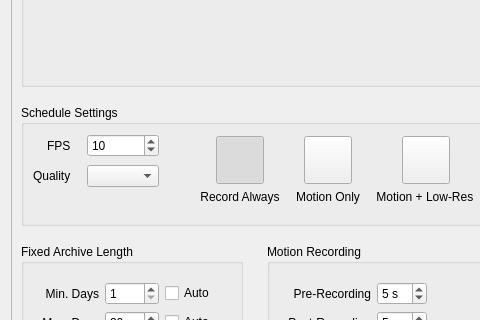
Qt form client/libclient/src/ui/widgets/properties/camera_schedule_widget.ui (networkoptix/nx_open) before a commit; both pictures show x 0 to 480 and y 259 to 579 of the 742 by 679 pixel window.
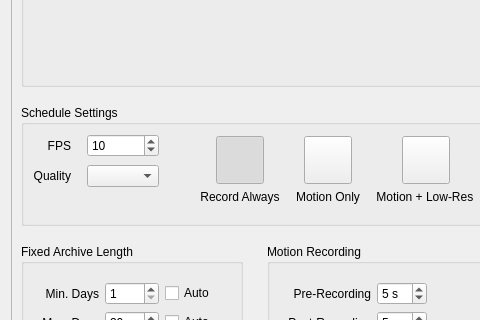
The same form after that commit. Custom widgets are drawn as their Qt base class.

What changed in the file:
```diff
--- a/client/libclient/src/ui/widgets/properties/camera_schedule_widget.ui
+++ b/client/libclient/src/ui/widgets/properties/camera_schedule_widget.ui
@@ -140,6 +140,9 @@
                 <property name="text">
                  <string>FPS</string>
                 </property>
+                <property name="alignment">
+                 <set>Qt::AlignRight|Qt::AlignTrailing|Qt::AlignVCenter</set>
+                </property>
                 <property name="buddy">
                  <cstring>fpsSpinBox</cstring>
                 </property>
@@ -163,6 +166,9 @@
                 <property name="text">
                  <string>Quality</string>
                 </property>
+                <property name="alignment">
+                 <set>Qt::AlignRight|Qt::AlignTrailing|Qt::AlignVCenter</set>
+                </property>
                 <property name="buddy">
                  <cstring>qualityComboBox</cstring>
                 </property>
```
